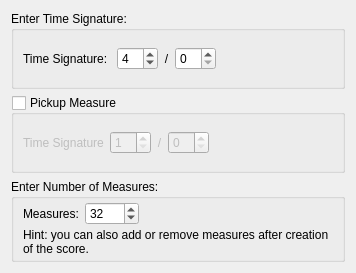
musescore/musescore-old, file mscore/mscore/timesigwizard.ui: the form before one commit.
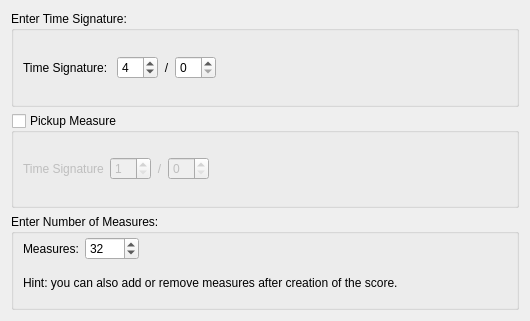
The form after the commit. Custom widgets are drawn as their Qt base class.

Diff of the .ui file:
```diff
--- a/mscore/mscore/timesigwizard.ui
+++ b/mscore/mscore/timesigwizard.ui
@@ -6,8 +6,8 @@
    <rect>
     <x>0</x>
     <y>0</y>
-    <width>356</width>
-    <height>261</height>
+    <width>530</width>
+    <height>321</height>
    </rect>
   </property>
   <property name="windowTitle">
@@ -26,7 +26,7 @@
       <string>Enter Time Signature:</string>
      </property>
      <property name="flat">
-      <bool>false</bool>
+      <bool>true</bool>
      </property>
      <layout class="QHBoxLayout">
       <item>
@@ -94,7 +94,7 @@
       <string>Pickup Measure</string>
      </property>
      <property name="flat">
-      <bool>false</bool>
+      <bool>true</bool>
      </property>
      <property name="checkable">
       <bool>true</bool>
@@ -168,7 +168,7 @@
       <string>Enter Number of Measures:</string>
      </property>
      <property name="flat">
-      <bool>false</bool>
+      <bool>true</bool>
      </property>
      <layout class="QGridLayout">
       <property name="topMargin">
```
